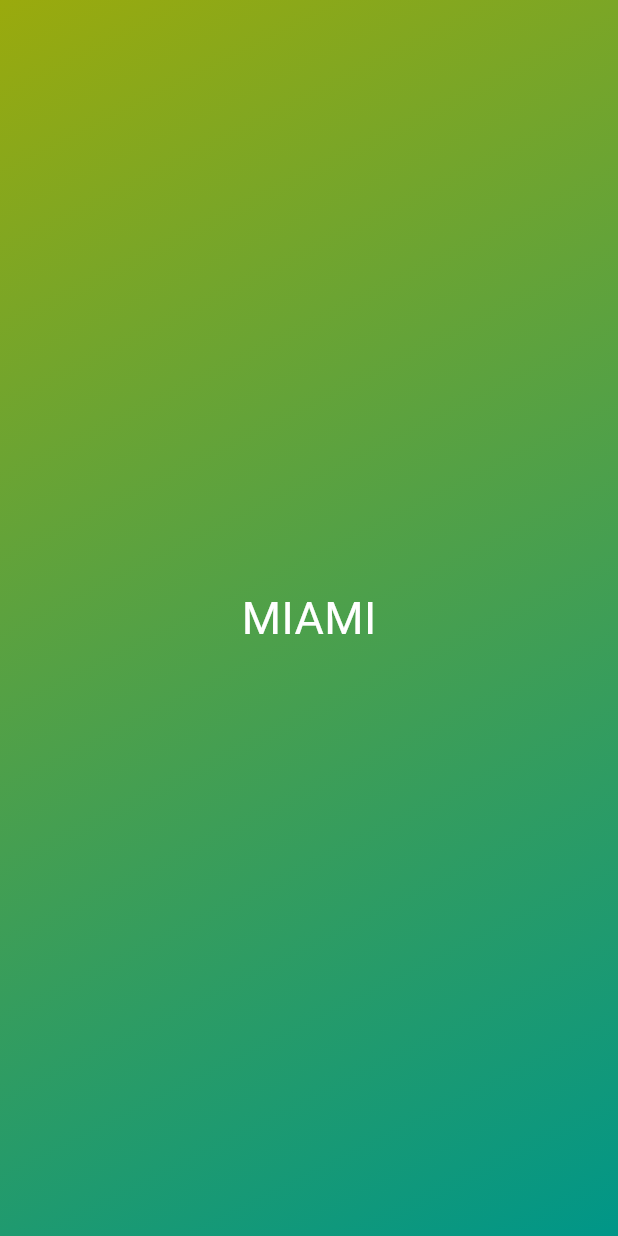
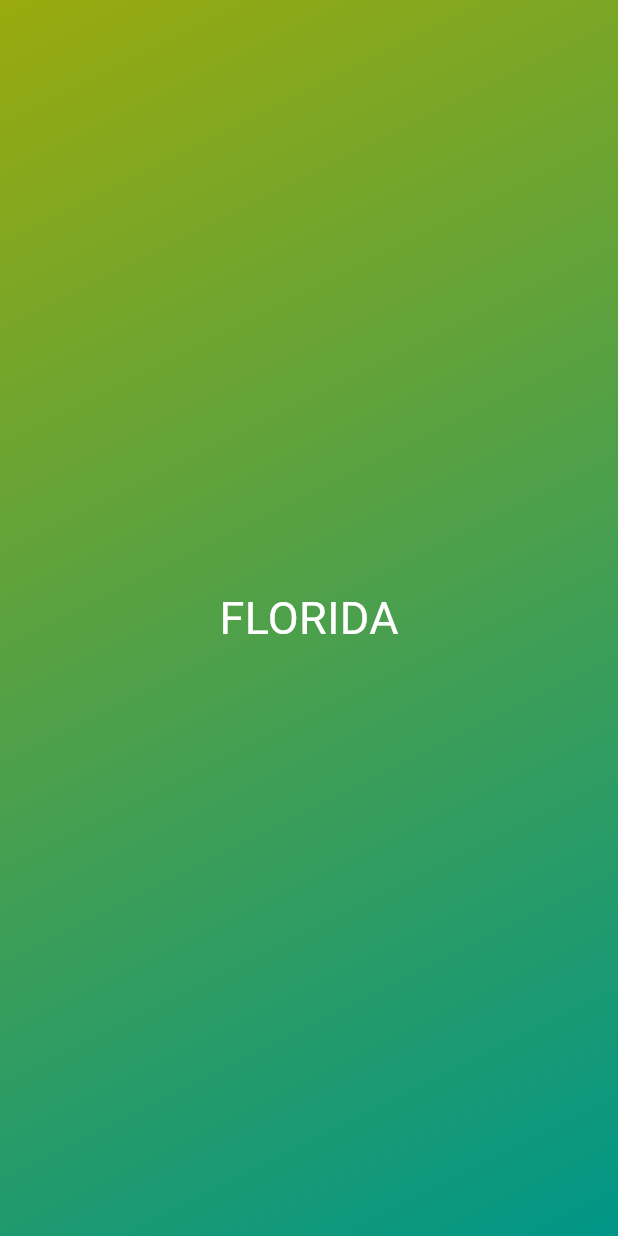
Before and after one commit to mnesh01/first_app, a Flutter app: the screen it shows after launch, on a phone screen of 412 x 824 dp. Run offline on Flutter 3.47's test engine with Material 3 defaults, Android fonts, the phone set to English and light mode, and no system bars.

Commit message:
Store StyledText under instance variable

```diff
--- a/lib/gradient_container.dart
+++ b/lib/gradient_container.dart
@@ -16,7 +16,9 @@ class GradientContainer extends StatelessWidget {
           end: endAlignment,
         ),
       ),
-      child: const Center(child: StyledText()),
+      child: const Center(
+        child: StyledText('FLORIDA'),
+      ),
     );
   }
 }
--- a/lib/styled_text.dart
+++ b/lib/styled_text.dart
@@ -1,12 +1,15 @@
 import 'package:flutter/material.dart';
 
 class StyledText extends StatelessWidget {
-  const StyledText({super.key});
+  const StyledText(this.text, {super.key});
+
+  final String text;
+
   @override
   Widget build(context) {
-    return const Text(
-      'MIAMI',
-      style: TextStyle(
+    return Text(
+      text,
+      style: const TextStyle(
         color: Color.fromARGB(255, 255, 255, 255),
         fontSize: 30,
       ),
```
